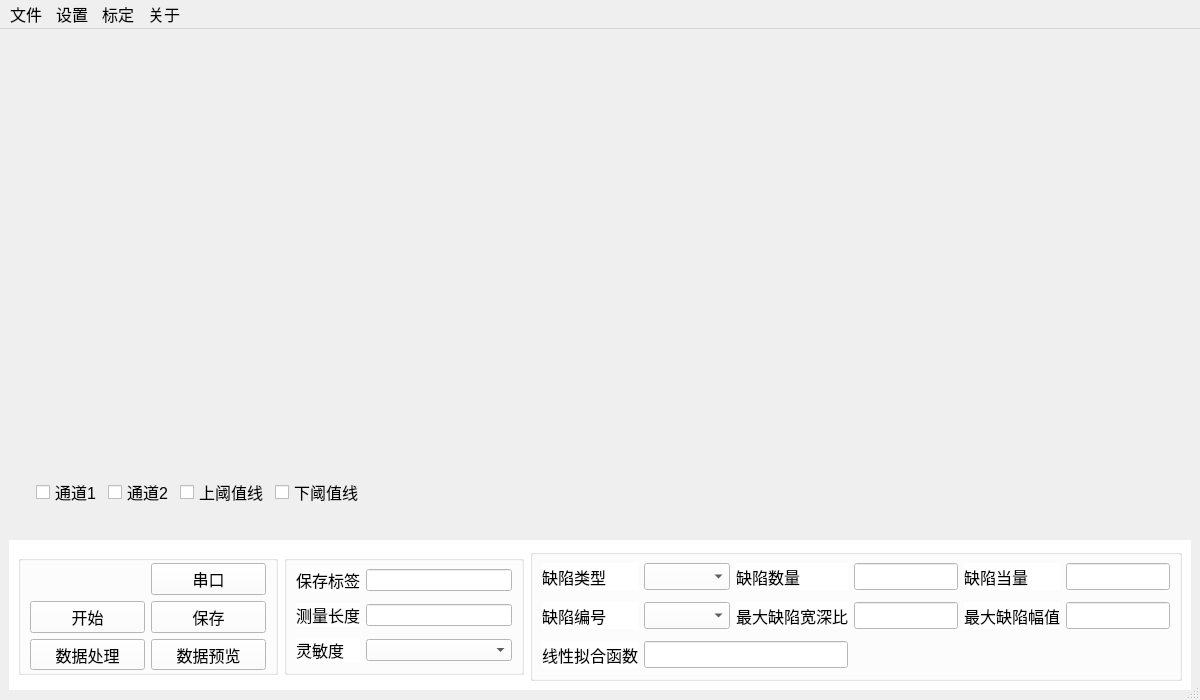
Old version of the form mainwindow.ui in the repository RoboticsKingWay/EMDetect.
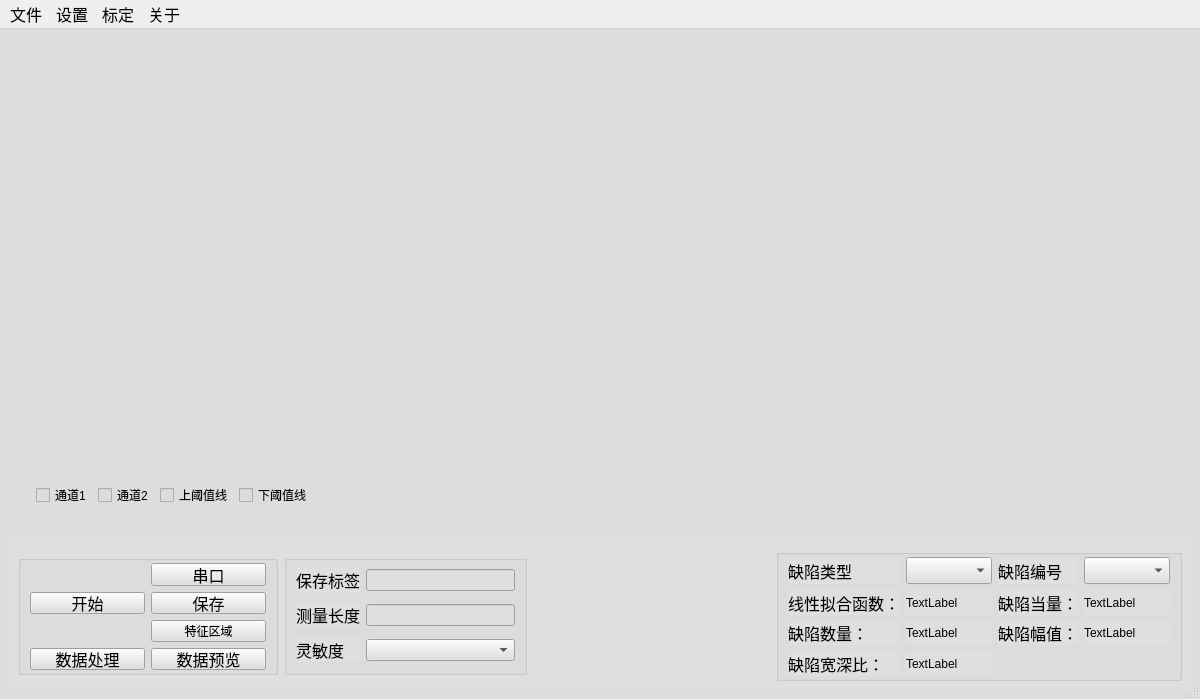
New version of the form. Icons and pictures are not drawn.

Patch:
```diff
--- a/mainwindow.ui
+++ b/mainwindow.ui
@@ -37,6 +37,9 @@
      <height>670</height>
     </size>
    </property>
+   <property name="styleSheet">
+    <string notr="true">background-color:#DDDDDD</string>
+   </property>
    <layout class="QVBoxLayout" name="verticalLayout">
     <item>
      <widget class="QWidget" name="widget_up" native="true">
@@ -47,7 +50,7 @@
        </size>
       </property>
       <property name="autoFillBackground">
-       <bool>true</bool>
+       <bool>false</bool>
       </property>
       <layout class="QHBoxLayout" name="horizontalLayout">
        <item>
@@ -81,6 +84,13 @@
               <pointsize>12</pointsize>
              </font>
             </property>
+            <property name="autoFillBackground">
+             <bool>false</bool>
+            </property>
+            <property name="styleSheet">
+             <string notr="true">
+/*background-color: white;*/</string>
+            </property>
             <layout class="QHBoxLayout" name="horizontalLayout_2">
              <item>
               <widget class="QCheckBox" name="checkBox">
@@ -157,11 +167,7 @@
        </size>
       </property>
       <property name="styleSheet">
-       <string notr="true">QWidget
-{
-	background-color: white;
-	#border: 3px solid #D3D3D3; 
-}</string>
+       <string notr="true">background-color:#DFDFDF</string>
       </property>
       <layout class="QHBoxLayout" name="horizontalLayout_3">
        <item>
@@ -191,6 +197,24 @@
           <property name="bottomMargin">
            <number>2</number>
           </property>
+          <item row="1" column="1">
+           <widget class="QPushButton" name="pushButton_2">
+            <property name="font">
+             <font>
+              <pointsize>12</pointsize>
+             </font>
+            </property>
+            <property name="text">
+             <string>保存</string>
+            </property>
+            <property name="autoDefault">
+             <bool>false</bool>
+            </property>
+            <property name="default">
+             <bool>false</bool>
+            </property>
+           </widget>
+          </item>
           <item row="0" column="1">
            <widget class="QPushButton" name="pushButton_SerialSetup">
             <property name="font">
@@ -215,15 +239,27 @@
             </property>
            </widget>
           </item>
-          <item row="2" column="0">
-           <widget class="QPushButton" name="pushButton_3">
+          <item row="1" column="0">
+           <widget class="QPushButton" name="pushButton">
             <property name="font">
              <font>
               <pointsize>12</pointsize>
              </font>
             </property>
             <property name="text">
-             <string>数据处理</string>
+             <string>开始</string>
+            </property>
+           </widget>
+          </item>
+          <item row="3" column="1">
+           <widget class="QPushButton" name="pushButton_4">
+            <property name="font">
+             <font>
+              <pointsize>12</pointsize>
+             </font>
+            </property>
+            <property name="text">
+             <string>数据预览</string>
             </property>
            </widget>
           </item>
@@ -241,45 +277,22 @@
             </property>
            </widget>
           </item>
+          <item row="3" column="0">
+           <widget class="QPushButton" name="pushButton_3">
+            <property name="font">
+             <font>
+              <pointsize>12</pointsize>
+             </font>
+            </property>
+            <property name="text">
+             <string>数据处理</string>
+            </property>
+           </widget>
+          </item>
           <item row="2" column="1">
-           <widget class="QPushButton" name="pushButton_4">
-            <property name="font">
-             <font>
-              <pointsize>12</pointsize>
-             </font>
-            </property>
+           <widget class="QPushButton" name="pushButton_5">
             <property name="text">
-             <string>数据预览</string>
-            </property>
-           </widget>
-          </item>
-          <item row="1" column="1">
-           <widget class="QPushButton" name="pushButton_2">
-            <property name="font">
-             <font>
-              <pointsize>12</pointsize>
-             </font>
-            </property>
-            <property name="text">
-             <string>保存</string>
-            </property>
-            <property name="autoDefault">
-             <bool>false</bool>
-            </property>
-            <property name="default">
-             <bool>false</bool>
-            </property>
-           </widget>
-          </item>
-          <item row="1" column="0">
-           <widget class="QPushButton" name="pushButton">
-            <property name="font">
-             <font>
-              <pointsize>12</pointsize>
-             </font>
-            </property>
-            <property name="text">
-             <string>开始</string>
+             <string>特征区域</string>
             </property>
            </widget>
           </item>
@@ -327,6 +340,9 @@
           </item>
           <item row="0" column="2">
            <widget class="QLineEdit" name="lineEdit">
+            <property name="styleSheet">
+             <string notr="true">background-color:#DDDDD</string>
+            </property>
             <property name="text">
              <string/>
             </property>
@@ -345,10 +361,18 @@
            </widget>
           </item>
           <item row="1" column="2">
-           <widget class="QLineEdit" name="lineEdit_2"/>
+           <widget class="QLineEdit" name="lineEdit_2">
+            <property name="styleSheet">
+             <string notr="true">background-color:#DDDDD</string>
+            </property>
+           </widget>
           </item>
           <item row="2" column="2">
-           <widget class="QComboBox" name="comboBox"/>
+           <widget class="QComboBox" name="comboBox">
+            <property name="styleSheet">
+             <string notr="true">background-color:#DDDDD</string>
+            </property>
+           </widget>
           </item>
           <item row="2" column="1">
            <widget class="QLabel" name="label_3">
@@ -385,6 +409,9 @@
            <pointsize>12</pointsize>
           </font>
          </property>
+         <property name="autoFillBackground">
+          <bool>false</bool>
+         </property>
          <property name="title">
           <string/>
          </property>
@@ -398,28 +425,62 @@
           <property name="bottomMargin">
            <number>2</number>
           </property>
-          <item row="1" column="3">
-           <widget class="QLineEdit" name="lineEdit_4">
+          <item row="0" column="1">
+           <widget class="QComboBox" name="comboBox_2">
             <property name="font">
              <font>
               <pointsize>12</pointsize>
              </font>
             </property>
+            <property name="styleSheet">
+             <string notr="true">background-color:#DDDDD</string>
+            </property>
            </widget>
           </item>
-          <item row="1" column="4">
-           <widget class="QLabel" name="label_8">
+          <item row="2" column="0">
+           <widget class="QLabel" name="label_4">
             <property name="font">
              <font>
               <pointsize>12</pointsize>
              </font>
             </property>
             <property name="text">
-             <string>最大缺陷幅值</string>
+             <string>线性拟合函数：</string>
             </property>
            </widget>
           </item>
-          <item row="1" column="0">
+          <item row="0" column="3">
+           <widget class="QComboBox" name="comboBox_3">
+            <property name="font">
+             <font>
+              <pointsize>12</pointsize>
+             </font>
+            </property>
+            <property name="styleSheet">
+             <string notr="true">background-color:#DDDDD</string>
+            </property>
+           </widget>
+          </item>
+          <item row="2" column="1">
+           <widget class="QLabel" name="label_5">
+            <property name="text">
+             <string>TextLabel</string>
+            </property>
+           </widget>
+          </item>
+          <item row="0" column="0">
+           <widget class="QLabel" name="label_10">
+            <property name="font">
+             <font>
+              <pointsize>12</pointsize>
+             </font>
+            </property>
+            <property name="text">
+             <string>缺陷类型</string>
+            </property>
+           </widget>
+          </item>
+          <item row="0" column="2">
            <widget class="QLabel" name="label_11">
             <property name="font">
              <font>
@@ -431,7 +492,7 @@
             </property>
            </widget>
           </item>
-          <item row="0" column="4">
+          <item row="2" column="2">
            <widget class="QLabel" name="label_9">
             <property name="font">
              <font>
@@ -439,71 +500,18 @@
              </font>
             </property>
             <property name="text">
-             <string>缺陷当量</string>
+             <string>缺陷当量：</string>
             </property>
            </widget>
           </item>
-          <item row="1" column="5">
-           <widget class="QLineEdit" name="lineEdit_5">
-            <property name="font">
-             <font>
-              <pointsize>12</pointsize>
-             </font>
-            </property>
-           </widget>
-          </item>
-          <item row="0" column="5">
-           <widget class="QLineEdit" name="lineEdit_6">
-            <property name="font">
-             <font>
-              <pointsize>12</pointsize>
-             </font>
-            </property>
-           </widget>
-          </item>
-          <item row="0" column="0">
-           <widget class="QLabel" name="label_10">
-            <property name="font">
-             <font>
-              <pointsize>12</pointsize>
-             </font>
-            </property>
+          <item row="4" column="1">
+           <widget class="QLabel" name="label_13">
             <property name="text">
-             <string>缺陷类型</string>
+             <string>TextLabel</string>
             </property>
            </widget>
           </item>
-          <item row="0" column="2">
-           <widget class="QLabel" name="label_6">
-            <property name="font">
-             <font>
-              <pointsize>12</pointsize>
-             </font>
-            </property>
-            <property name="text">
-             <string>缺陷数量</string>
-            </property>
-           </widget>
-          </item>
-          <item row="0" column="1">
-           <widget class="QComboBox" name="comboBox_2">
-            <property name="font">
-             <font>
-              <pointsize>12</pointsize>
-             </font>
-            </property>
-           </widget>
-          </item>
-          <item row="0" column="3">
-           <widget class="QLineEdit" name="lineEdit_3">
-            <property name="font">
-             <font>
-              <pointsize>12</pointsize>
-             </font>
-            </property>
-           </widget>
-          </item>
-          <item row="1" column="2">
+          <item row="4" column="0">
            <widget class="QLabel" name="label_7">
             <property name="font">
              <font>
@@ -511,37 +519,52 @@
              </font>
             </property>
             <property name="text">
-             <string>最大缺陷宽深比</string>
+             <string>缺陷宽深比：</string>
             </property>
            </widget>
           </item>
-          <item row="1" column="1">
-           <widget class="QComboBox" name="comboBox_3">
-            <property name="font">
-             <font>
-              <pointsize>12</pointsize>
-             </font>
+          <item row="2" column="3">
+           <widget class="QLabel" name="label_12">
+            <property name="text">
+             <string>TextLabel</string>
             </property>
            </widget>
           </item>
-          <item row="2" column="0">
-           <widget class="QLabel" name="label_4">
+          <item row="3" column="0">
+           <widget class="QLabel" name="label_6">
             <property name="font">
              <font>
               <pointsize>12</pointsize>
              </font>
             </property>
             <property name="text">
-             <string>线性拟合函数</string>
+             <string>缺陷数量：</string>
             </property>
            </widget>
           </item>
-          <item row="2" column="1" colspan="2">
-           <widget class="QLineEdit" name="lineEdit_7">
+          <item row="3" column="1">
+           <widget class="QLabel" name="label_14">
+            <property name="text">
+             <string>TextLabel</string>
+            </property>
+           </widget>
+          </item>
+          <item row="3" column="2">
+           <widget class="QLabel" name="label_8">
             <property name="font">
              <font>
               <pointsize>12</pointsize>
              </font>
+            </property>
+            <property name="text">
+             <string>缺陷幅值：</string>
+            </property>
+           </widget>
+          </item>
+          <item row="3" column="3">
+           <widget class="QLabel" name="label_15">
+            <property name="text">
+             <string>TextLabel</string>
             </property>
            </widget>
           </item>
```
